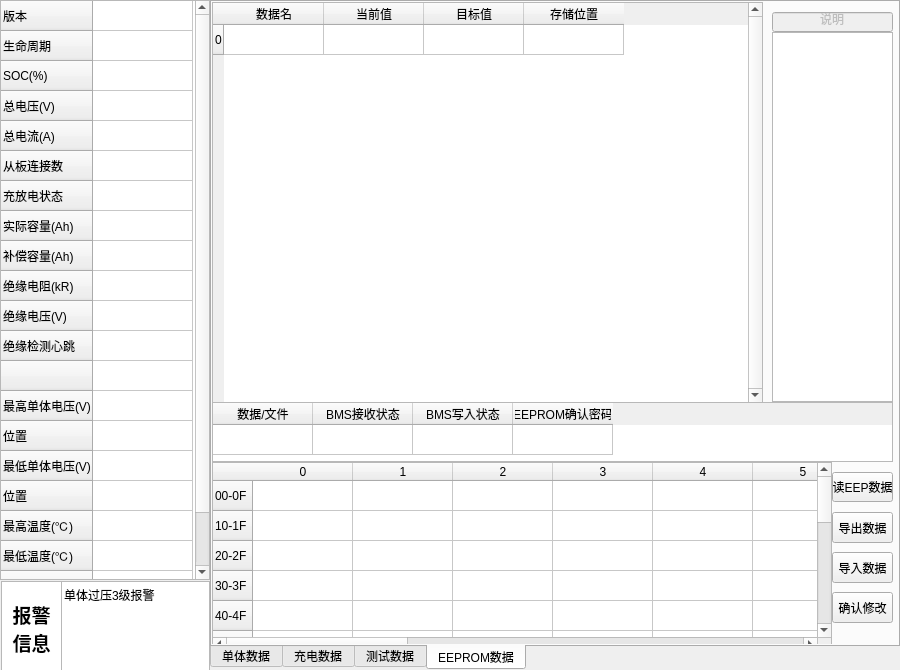
First picture: the form in tkbmwidget.ui, repository 519822108/TKBM200V3, before the edit.
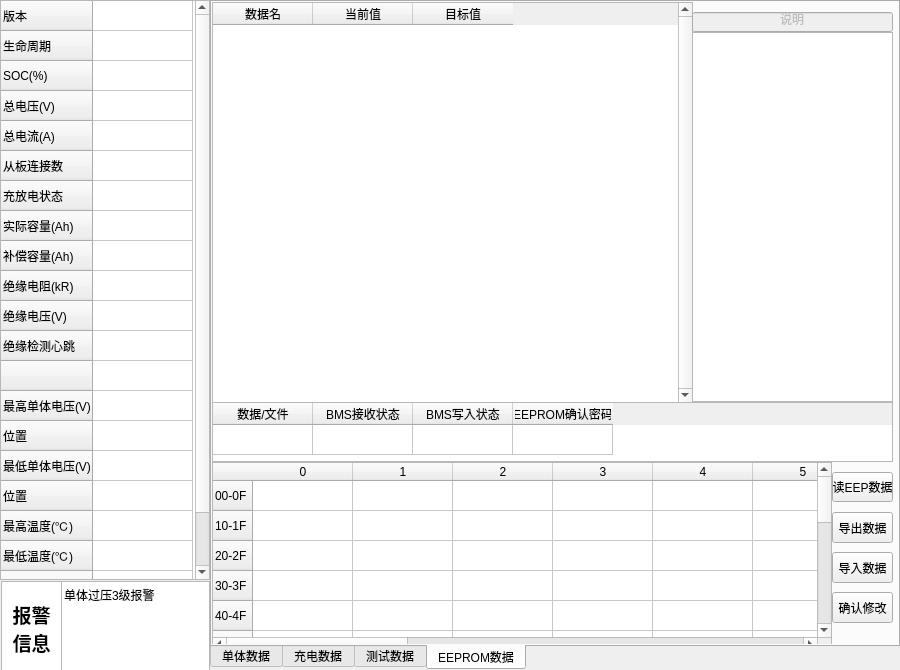
Second picture: the form after the edit. The open tabs and pages were chosen to show the change.

What changed in the file:
```diff
--- a/tkbmwidget.ui
+++ b/tkbmwidget.ui
@@ -5061,7 +5061,7 @@
       <rect>
        <x>0</x>
        <y>0</y>
-       <width>551</width>
+       <width>481</width>
        <height>401</height>
       </rect>
      </property>
@@ -5071,11 +5071,6 @@
      <attribute name="verticalHeaderMinimumSectionSize">
       <number>20</number>
      </attribute>
-     <row>
-      <property name="text">
-       <string>0</string>
-      </property>
-     </row>
      <column>
       <property name="text">
        <string>数据名</string>
@@ -5091,11 +5086,6 @@
        <string>目标值</string>
       </property>
      </column>
-     <column>
-      <property name="text">
-       <string>存储位置</string>
-      </property>
-     </column>
     </widget>
     <widget class="QLineEdit" name="lineEdit_6">
      <property name="enabled">
@@ -5103,9 +5093,9 @@
      </property>
      <property name="geometry">
       <rect>
-       <x>560</x>
+       <x>480</x>
        <y>10</y>
-       <width>121</width>
+       <width>201</width>
        <height>20</height>
       </rect>
      </property>
@@ -5411,9 +5401,9 @@
     <widget class="QTextBrowser" name="textBrowser">
      <property name="geometry">
       <rect>
-       <x>560</x>
+       <x>480</x>
        <y>30</y>
-       <width>121</width>
+       <width>201</width>
        <height>370</height>
       </rect>
      </property>
```
Left out of the diff: 20 changed lines with no effect on the pictures.
